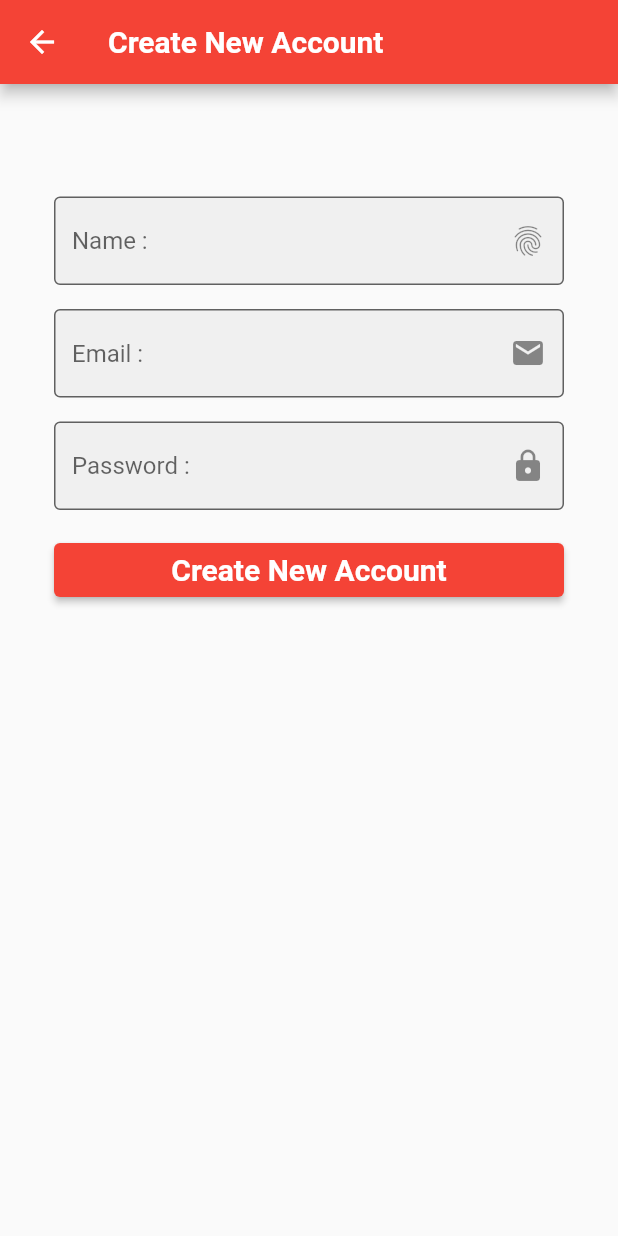
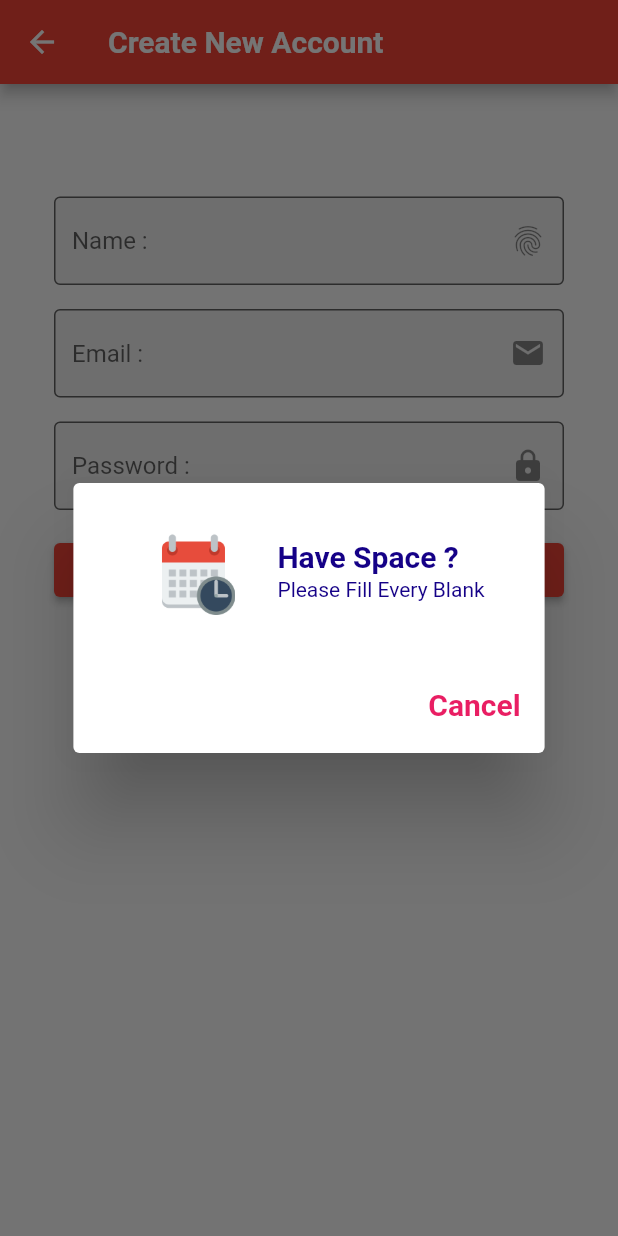
Before and after one commit to Jame0837129950/FRIDGE, a Flutter app: the CreateAccount screen opened directly, after a tap on "Create New Account", on a phone screen of 412 x 824 dp. Run offline on Flutter 3.47's test engine with Material 2 defaults, Android fonts, the phone set to English and light mode, and no system bars; our stand-ins replace get.

```diff
--- a/lib/states/create_account.dart
+++ b/lib/states/create_account.dart
@@ -1,11 +1,19 @@
 import 'package:flutter/material.dart';
 import 'package:productexpire/utility/my_constant.dart';
+import 'package:productexpire/utility/my_dialog.dart';
 import 'package:productexpire/widgets/widget_button.dart';
 import 'package:productexpire/widgets/widget_form.dart';
 import 'package:productexpire/widgets/widget_text.dart';
 
-class CreateAccount extends StatelessWidget {
+class CreateAccount extends StatefulWidget {
   const CreateAccount({super.key});
+
+  @override
+  State<CreateAccount> createState() => _CreateAccountState();
+}
+
+class _CreateAccountState extends State<CreateAccount> {
+  String? name, email, password;
 
   @override
   Widget build(BuildContext context) {
@@ -16,13 +24,18 @@ class CreateAccount extends StatelessWidget {
           textStyle: MyConstant().h2Style(color: Colors.white),
         ),
       ),
-      body: ListView(
+      body: GestureDetector(
+        behavior: HitTestBehavior.opaque,
+        onTap: () => FocusScope.of(context).requestFocus(FocusScopeNode()),
+        child: ListView(
           padding: const EdgeInsets.only(left: 36, right: 36, top: 75),
           children: [
             WidgetForm(
               hint: 'Name :',
               iconData: Icons.fingerprint,
-            changeFunc: (p0) {},
+              changeFunc: (p0) {
+                name = p0.trim();
+              },
             ),
             const SizedBox(
               height: 16,
@@ -30,7 +43,9 @@ class CreateAccount extends StatelessWidget {
             WidgetForm(
               hint: 'Email :',
               iconData: Icons.email,
-            changeFunc: (p0) {},
+              changeFunc: (p0) {
+                email = p0.trim();
+              },
             ),
             const SizedBox(
               height: 16,
@@ -38,17 +53,32 @@ class CreateAccount extends StatelessWidget {
             WidgetForm(
               hint: 'Password :',
               iconData: Icons.lock,
-            changeFunc: (p0) {},
+              changeFunc: (p0) {
+                password = p0.trim();
+              },
             ),
             const SizedBox(
               height: 16,
             ),
             WidgetButton(
               label: 'Create New Account',
-            pressFunc: () {},
+              pressFunc: () {
+                if ((name?.isEmpty ?? true) ||
+                    (email?.isEmpty ?? true) ||
+                    (password?.isEmpty ?? true)) {
+                  MyDialog(context: context).normalDialog(
+                      title: 'Have Space ?',
+                      subTitle: 'Please Fill Every Blank');
+                } else {
+                  processCreateAccount();
+                }
+              },
             )
           ],
         ),
+      ),
     );
   }
+
+  void processCreateAccount() {}
 }
--- /dev/null
+++ b/lib/utility/my_dialog.dart
@@ -0,0 +1,36 @@
+// ignore_for_file: public_member_api_docs, sort_constructors_first
+import 'package:flutter/material.dart';
+import 'package:get/get.dart';
+import 'package:productexpire/widgets/widget_image.dart';
+import 'package:productexpire/widgets/widget_listtile.dart';
+import 'package:productexpire/widgets/widget_text_button.dart';
+
+class MyDialog {
+  final BuildContext context;
+  MyDialog({
+    required this.context,
+  });
+
+  void normalDialog({required String title, required String subTitle}) {
+    Get.dialog(
+      AlertDialog(
+        title: WidgettListtitle(
+          title: title,
+          subTitle: subTitle,
+          leadWidget: const WidgetImage(
+            size: 80,
+          ),
+        ),
+        actions: [
+          WidgetTextButton(
+            label: 'Cancel',
+            pressFunc: () {
+              Get.back();
+            },
+          )
+        ],
+      ),
+      barrierDismissible: false,
+    );
+  }
+}
--- /dev/null
+++ b/lib/widgets/widget_listtile.dart
@@ -0,0 +1,33 @@
+// ignore_for_file: public_member_api_docs, sort_constructors_first
+import 'package:flutter/material.dart';
+import 'package:productexpire/utility/my_constant.dart';
+import 'package:productexpire/widgets/widget_text.dart';
+
+class WidgettListtitle extends StatelessWidget {
+  final String title;
+  final String? subTitle;
+  final Widget leadWidget;
+  final Function()? tapFunc;
+  const WidgettListtitle({
+    Key? key,
+    required this.title,
+    this.subTitle,
+    required this.leadWidget,
+    this.tapFunc,
+  }) : super(key: key);
+
+  @override
+  Widget build(BuildContext context) {
+    return InkWell(
+      onTap: tapFunc,
+      child: ListTile(
+        leading: leadWidget,
+        title: WidgetText(
+          text: title,
+          textStyle: MyConstant().h2Style(),
+        ),
+        subtitle: WidgetText(text: subTitle ?? ''),
+      ),
+    );
+  }
+}
--- a/pubspec.yaml
+++ b/pubspec.yaml
@@ -37,6 +37,11 @@ dependencies:
   # Use with the CupertinoIcons class for iOS style icons.
   cupertino_icons: ^1.0.2
   get: ^4.6.5
+  firebase_core: ^2.1.1
+  firebase_auth: ^4.1.0
+  cloud_firestore: ^4.0.3
+  firebase_storage: ^11.0.3
+  firebase_messaging: ^14.0.3
 
 dev_dependencies:
   flutter_test:
```
Also changed, not shown: pubspec.lock, 4 other files. Lines whose indentation alone changed are shown as unchanged.
